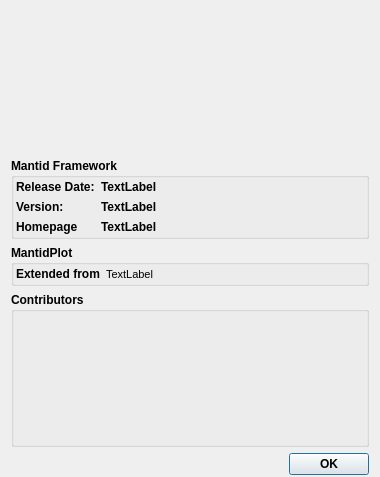
Before: the Qt Designer form Code/Mantid/MantidPlot/src/Mantid/MantidAbout.ui in mantidproject/mantid, drawn with Qt 5.
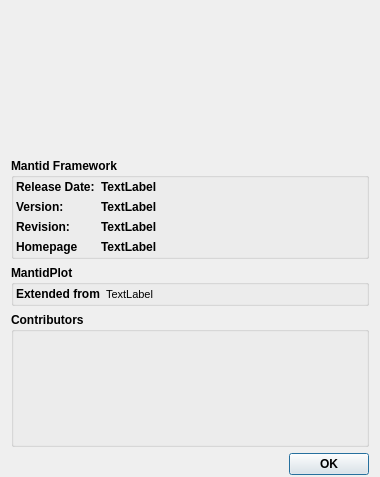
After: the same form once the commit is applied. Icons and pictures are not drawn.

Commit message: Re #7321. Split out revision info in about dialog.

The edit to the form file:
```diff
--- a/Code/Mantid/MantidPlot/src/Mantid/MantidAbout.ui
+++ b/Code/Mantid/MantidPlot/src/Mantid/MantidAbout.ui
@@ -90,20 +90,34 @@
           </property>
          </widget>
         </item>
-        <item row="3" column="0">
+        <item row="4" column="0">
          <widget class="QLabel" name="mantidlabel">
           <property name="text">
            <string>Homepage</string>
           </property>
          </widget>
         </item>
-        <item row="3" column="1">
+        <item row="4" column="1">
          <widget class="QLabel" name="mantidurl">
           <property name="text">
            <string>TextLabel</string>
           </property>
          </widget>
         </item>
+        <item row="3" column="0">
+         <widget class="QLabel" name="revision_label">
+          <property name="text">
+           <string>Revision:</string>
+          </property>
+         </widget>
+        </item>
+        <item row="3" column="1">
+         <widget class="QLabel" name="revision_value">
+          <property name="text">
+           <string>TextLabel</string>
+          </property>
+         </widget>
+        </item>
        </layout>
       </item>
      </layout>
```
Left out of the diff: 2 changed lines with no effect on the pictures. The commit also changes 1 other file.
